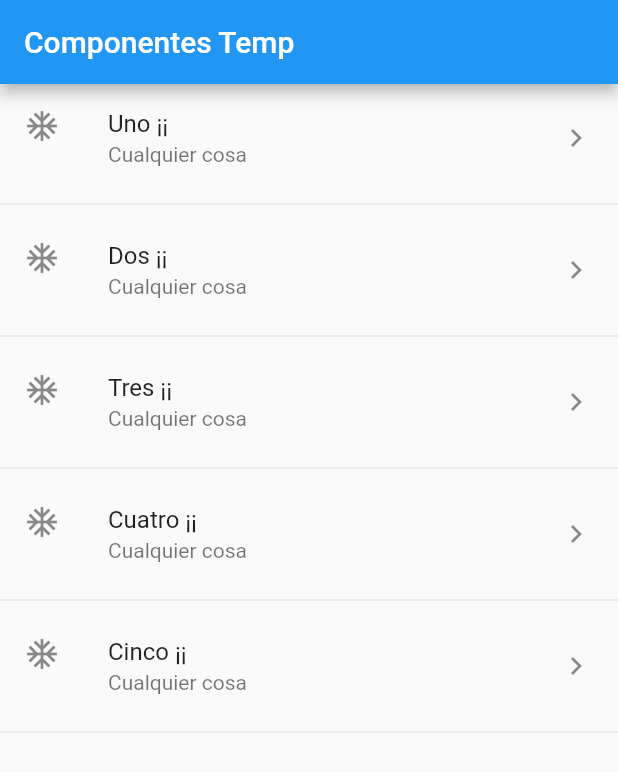
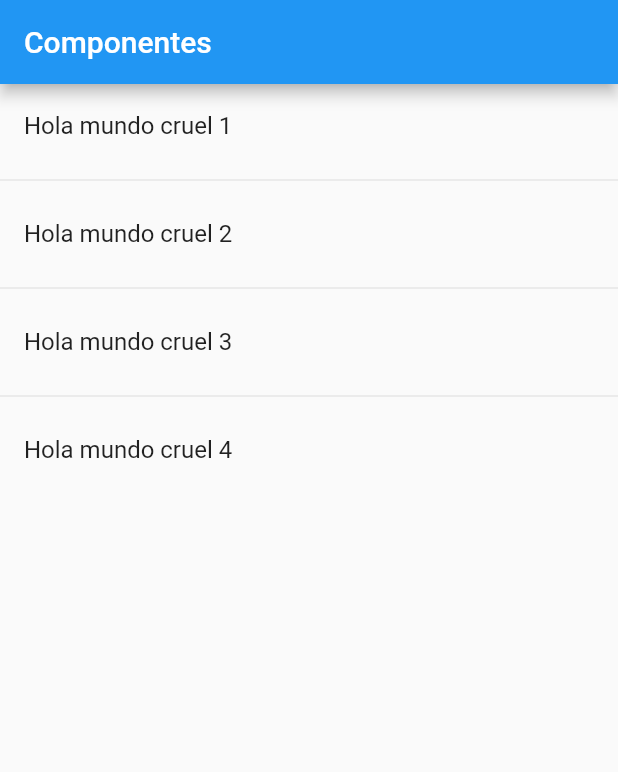
Before and after one commit to ArthurDioses/Component_Flutter_FerHe, a Flutter app: the screen it shows after launch, on a phone screen of 412 x 824 dp. Shown: the top 772 px of the screen. Run offline on Flutter 3.47's test engine with Material 2 defaults, Android fonts, the phone set to English and light mode, and no system bars.

Commit message:
Create class Home Page for list

```diff
--- a/lib/main.dart
+++ b/lib/main.dart
@@ -1,4 +1,5 @@
-import 'package:component_flutter_ferhe/src/pages/home_page_temp.dart';
+import 'package:component_flutter_ferhe/src/pages/home_page.dart';
+//import 'package:component_flutter_ferhe/src/pages/home_page_temp.dart';
 import 'package:flutter/material.dart';
 
 void main() => runApp(MyApp());
@@ -9,7 +10,8 @@ class MyApp extends StatelessWidget {
     return MaterialApp(
       title: 'Componentes App',
       debugShowCheckedModeBanner: false,
-      home: HomePageTemp(),
+      home: HomePage(),
+      //home: HomePageTemp(),
     );
   }
 }
--- /dev/null
+++ b/lib/src/pages/home_page.dart
@@ -0,0 +1,33 @@
+import 'package:flutter/material.dart';
+
+class HomePage extends StatelessWidget {
+  const HomePage({Key? key}) : super(key: key);
+
+  @override
+  Widget build(BuildContext context) {
+    return Scaffold(
+      appBar: AppBar(
+        title: Text('Componentes'),
+      ),
+      body: _lista(),
+    );
+  }
+
+  Widget _lista() {
+    return ListView(
+      children: _listaItems(),
+    );
+  }
+
+  List<Widget> _listaItems() {
+    return [
+      ListTile(title: Text('Hola mundo cruel 1')),
+      Divider(),
+      ListTile(title: Text('Hola mundo cruel 2')),
+      Divider(),
+      ListTile(title: Text('Hola mundo cruel 3')),
+      Divider(),
+      ListTile(title: Text('Hola mundo cruel 4')),
+    ];
+  }
+}
```
